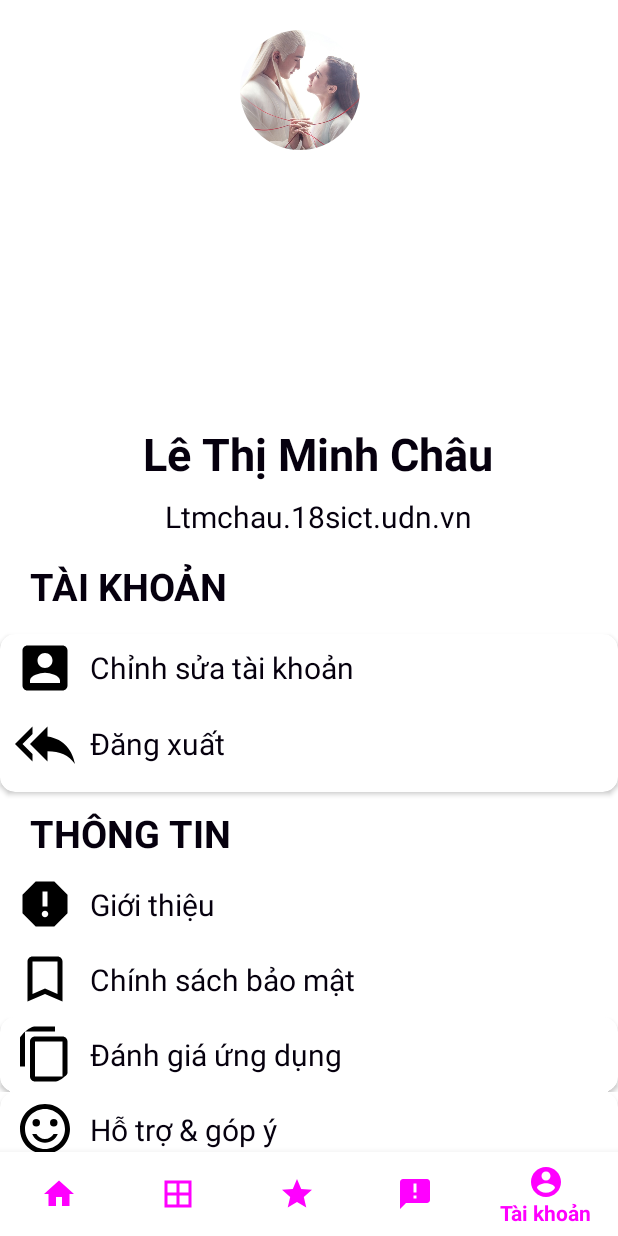
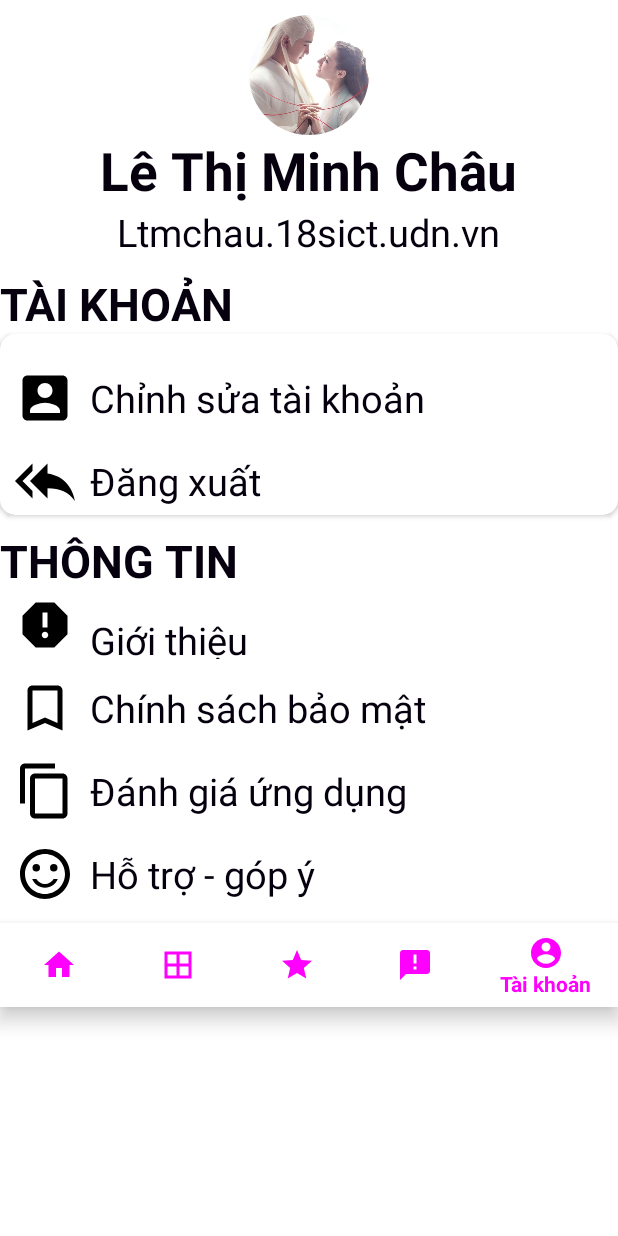
Before and after one commit to git-nguyenthithanhthuy/SanBongApp, an Android app: the Account screen opened directly, with no data from a screen before it, on a phone screen of 412 x 824 dp. Run offline under Robolectric (Android 15) with nearby library versions, the phone set to English and light mode, and no system bars; our stand-ins replace CircleImageView.

Commit message:
firt commit

```diff
--- a/app/src/main/java/com/example/sanbongmini/Account.java
+++ b/app/src/main/java/com/example/sanbongmini/Account.java
@@ -8,15 +8,9 @@ import android.widget.TextView;
 
 import androidx.annotation.NonNull;
 import androidx.appcompat.app.AppCompatActivity;
-import androidx.recyclerview.widget.DefaultItemAnimator;
-import androidx.recyclerview.widget.LinearLayoutManager;
 import androidx.recyclerview.widget.RecyclerView;
 
-import com.example.sanbongmini.Adapter.Account_Adapter;
-import com.example.sanbongmini.Model.Account_model;
 import com.google.android.material.bottomnavigation.BottomNavigationView;
-
-import java.util.ArrayList;
 
 public class Account extends AppCompatActivity {
     RecyclerView recyclerView;
@@ -24,7 +18,6 @@ public class Account extends AppCompatActivity {
     protected void onCreate(Bundle savedInstanceState) {
         super.onCreate(savedInstanceState);
         setContentView(R.layout.activity_account);
-        recyclerView = findViewById(R.id.recycthongtin);
         txtchinhsua = findViewById(R.id.chinhsua);
         txtchinhsua.setOnClickListener(new View.OnClickListener() {
             @Override
@@ -42,16 +35,7 @@ public class Account extends AppCompatActivity {
             }
         });
 
-        LinearLayoutManager layoutManager = new LinearLayoutManager(this, LinearLayoutManager.VERTICAL,false);
-        recyclerView.setLayoutManager(layoutManager);
-        recyclerView.setHasFixedSize(true);
-        recyclerView.setItemAnimator(new DefaultItemAnimator());
-        ArrayList<Account_model> account = new ArrayList<>();
-        account.add(new Account_model(R.drawable.ic_report, "Giới thiệu"));
-        account.add(new Account_model(R.drawable.ic_bookmark_border, "Chính sách bảo mật"));
-        account.add(new Account_model(R.drawable.ic_content_copy, "Đánh giá ứng dụng"));
-        account.add(new Account_model(R.drawable.ic_sentiment_satisfied, "Hỗ trợ & góp ý"));
-        recyclerView.setAdapter( new Account_Adapter(account, this));
+
 
         BottomNavigationView bottomNavigationView = findViewById(R.id.bottom_navigation);
 
--- a/app/src/main/java/com/example/sanbongmini/Adapter/Account_Adapter.java
+++ /dev/null
@@ -1,56 +0,0 @@
-package com.example.sanbongmini.Adapter;
-
-import android.content.Context;
-import android.view.LayoutInflater;
-import android.view.View;
-import android.view.ViewGroup;
-import android.widget.ImageView;
-import android.widget.TextView;
-
-import androidx.annotation.NonNull;
-import androidx.recyclerview.widget.RecyclerView;
-
-import com.example.sanbongmini.Model.Account_model;
-import com.example.sanbongmini.R;
-
-import java.util.ArrayList;
-
-public class Account_Adapter extends RecyclerView.Adapter<Account_Adapter.ViewHolder> {
-    private  ArrayList<Account_model> account;
-    Context context;
-
-    public Account_Adapter(ArrayList<Account_model> account, Context context) {
-        this.account = account;
-        this.context = context;
-    }
-
-    @NonNull
-    @Override
-    public ViewHolder onCreateViewHolder(@NonNull ViewGroup parent, int viewType) {
-        LayoutInflater layoutInflater = LayoutInflater.from(parent.getContext());
-        View itemView = layoutInflater.inflate(R.layout.item_account, parent, false);
-        return new ViewHolder(itemView);
-    }
-
-    @Override
-    public void onBindViewHolder(@NonNull ViewHolder holder, int position) {
-     holder.Hinhacc.setImageResource(account.get(position).getHinhAcc());
-     holder.Motaacc.setText(account.get(position).getMotaAcc());
-
-    }
-
-    @Override
-    public int getItemCount() {
-        return account.size();
-    }
-
-    public class ViewHolder extends RecyclerView.ViewHolder {
-        ImageView Hinhacc;
-        TextView Motaacc;
-        public ViewHolder(@NonNull View itemView) {
-            super(itemView);
-            Hinhacc = itemView.findViewById(R.id.hinhaccount);
-            Motaacc = itemView.findViewById(R.id.motaaccount);
-        }
-    }
-}
--- a/app/src/main/res/layout/activity_account.xml
+++ b/app/src/main/res/layout/activity_account.xml
@@ -1,5 +1,6 @@
 <?xml version="1.0" encoding="utf-8"?>
-<RelativeLayout
+<LinearLayout
+    android:orientation="vertical"
     xmlns:android="http://schemas.android.com/apk/res/android"
     xmlns:app="http://schemas.android.com/apk/res-auto"
     xmlns:tools="http://schemas.android.com/tools"
@@ -7,66 +8,78 @@
     android:layout_height="match_parent"
     android:background="@color/cardview_light_background"
     tools:context=".Account">
+    <LinearLayout
+        android:layout_width="match_parent"
+        android:layout_height="wrap_content"
+        android:orientation="vertical">
         <de.hdodenhof.circleimageview.CircleImageView
+            android:layout_marginTop="10dp"
             android:layout_width="80dp"
             android:layout_height="80dp"
-        android:layout_marginLeft="160dp"
-        android:layout_marginTop="20dp"
-               android:src="@drawable/chamthuongthu" />
+            android:src="@drawable/chamthuongthu"
+            android:layout_gravity="center"/>
         <TextView
             android:id="@+id/txtaccount"
             android:layout_width="wrap_content"
             android:layout_height="wrap_content"
             android:layout_above="@+id/bottom_navigation"
-        android:layout_marginLeft="95dp"
-        android:layout_marginBottom="445dp"
             android:text="Lê Thị Minh Châu"
             android:textColor="#06000E"
-        android:textSize="30sp"
-        android:textStyle="bold" />
+            android:textSize="35sp"
+            android:textStyle="bold"
+            android:layout_gravity="center"/>
         <TextView
             android:textColor="#06000E"
-        android:textSize="20sp"
+            android:textSize="25sp"
             android:id="@+id/txtaccount1"
             android:layout_width="wrap_content"
             android:layout_height="wrap_content"
             android:layout_above="@+id/bottom_navigation"
-        android:layout_marginBottom="410dp"
-        android:layout_marginLeft="110dp"
-        android:text="Ltmchau.18sict.udn.vn" />
+            android:text="Ltmchau.18sict.udn.vn"
+            android:layout_gravity="center"/>
+    </LinearLayout>
+
+    <LinearLayout
+        android:layout_marginTop="10dp"
+        android:layout_width="match_parent"
+        android:layout_height="wrap_content"
+        android:orientation="vertical">
 
         <TextView
-        android:textColor="#06000E"
-        android:layout_width="154dp"
+            android:layout_width="wrap_content"
             android:layout_height="wrap_content"
             android:layout_above="@+id/bottom_navigation"
-        android:layout_marginLeft="20dp"
-        android:layout_marginBottom="360dp"
             android:text="TÀI KHOẢN"
-        android:textSize="25dp"
+            android:textColor="#06000E"
+            android:textSize="30dp"
             android:textStyle="bold" />
 
         <androidx.cardview.widget.CardView
             android:layout_width="match_parent"
-        android:layout_height="105dp"
+            android:layout_height="wrap_content"
             android:layout_above="@+id/bottom_navigation"
-        android:layout_marginBottom="240dp"
             android:background="@color/cardview_light_background"
             app:cardCornerRadius="10dp">
+
             <LinearLayout
+                android:layout_marginTop="10dp"
+                android:layout_width="match_parent"
+                android:layout_height="wrap_content"
                 android:layout_marginLeft="10dp"
-            android:layout_width="match_parent"
-            android:layout_height="100dp"
                 android:orientation="vertical">
+
                 <LinearLayout
                     android:layout_width="match_parent"
                     android:layout_height="45dp"
+                    android:layout_marginTop="10dp"
                     android:orientation="horizontal">
+
                     <ImageView
                         android:layout_width="40dp"
                         android:layout_height="40dp"
                         android:layout_gravity="center"
                         android:src="@drawable/ic_account_box" />
+
                     <TextView
                         android:id="@+id/chinhsua"
                         android:layout_width="wrap_content"
@@ -75,19 +88,21 @@
                         android:layout_marginLeft="10dp"
                         android:text="Chỉnh sửa tài khoản"
                         android:textColor="#06000E"
-                    android:textSize="20sp" />
+                        android:textSize="25sp" />
                 </LinearLayout>
 
                 <LinearLayout
-                android:layout_marginTop="5dp"
+
                     android:layout_width="match_parent"
                     android:layout_height="45dp"
+                    android:layout_marginTop="10dp"
                     android:orientation="horizontal">
+
                     <ImageView
                         android:layout_width="40dp"
                         android:layout_height="40dp"
                         android:layout_gravity="center"
-                    android:src="@drawable/ic_reply_all"/>
+                        android:src="@drawable/ic_reply_all" />
 
                     <TextView
                         android:id="@+id/dangxuat"
@@ -97,32 +112,132 @@
                         android:layout_marginLeft="10dp"
                         android:text="Đăng xuất"
                         android:textColor="#06000E"
-                    android:textSize="20sp" />
+                        android:textSize="25sp" />
                 </LinearLayout>
             </LinearLayout>
         </androidx.cardview.widget.CardView>
+
         <TextView
-        android:textColor="#06000E"
-        android:layout_width="154dp"
+            android:layout_width="wrap_content"
             android:layout_height="wrap_content"
             android:layout_above="@+id/bottom_navigation"
-        android:layout_marginLeft="20dp"
-        android:layout_marginBottom="195dp"
+            android:layout_marginTop="10dp"
             android:text="THÔNG TIN"
-        android:textSize="25dp"
+            android:textColor="#06000E"
+            android:textSize="30dp"
             android:textStyle="bold" />
 
+        <androidx.cardview.widget.CardView
+            android:layout_width="match_parent"
+            android:layout_height="wrap_content"
+            android:layout_above="@+id/bottom_navigation"
+            android:background="@color/cardview_light_background"
+            app:cardCornerRadius="10dp">
 
-        <androidx.recyclerview.widget.RecyclerView
-            android:id="@+id/recycthongtin"
+            <LinearLayout
                 android:layout_width="match_parent"
-            android:layout_height="190dp"
-            android:layout_above="@+id/bottom_navigation"
-            android:background="@color/cardview_light_background">>
-        </androidx.recyclerview.widget.RecyclerView>
+                android:layout_height="wrap_content"
+                android:layout_marginLeft="10dp"
+                android:orientation="vertical">
 
+                <LinearLayout
+                    android:layout_width="match_parent"
+                    android:layout_height="45dp"
+                    android:orientation="horizontal">
+
+                    <ImageView
+                        android:layout_width="40dp"
+                        android:layout_height="40dp"
+                        android:layout_gravity="center"
+                        android:src="@drawable/ic_report" />
+
+                    <TextView
+                        android:id="@+id/gioithieu"
+                        android:layout_width="wrap_content"
+                        android:layout_height="wrap_content"
+                        android:layout_gravity="center"
+                        android:layout_marginLeft="10dp"
+                        android:layout_marginTop="10dp"
+                        android:text="Giới thiệu"
+                        android:textColor="#06000E"
+                        android:textSize="25sp" />
+                </LinearLayout>
+
+                <LinearLayout
+                    android:layout_width="match_parent"
+                    android:layout_height="45dp"
+                    android:layout_marginTop="10dp"
+                    android:orientation="horizontal">
+
+                    <ImageView
+                        android:layout_width="40dp"
+                        android:layout_height="40dp"
+                        android:layout_gravity="center"
+                        android:src="@drawable/ic_bookmark_border" />
+
+                    <TextView
+                        android:id="@+id/chinhsachbaomat"
+                        android:layout_width="wrap_content"
+                        android:layout_height="wrap_content"
+                        android:layout_gravity="center"
+                        android:layout_marginLeft="10dp"
+                        android:text="Chính sách bảo mật"
+                        android:textColor="#06000E"
+                        android:textSize="25sp" />
+                </LinearLayout>
+
+                <LinearLayout
+                    android:layout_width="match_parent"
+                    android:layout_height="45dp"
+                    android:layout_marginTop="10dp"
+                    android:orientation="horizontal">
+
+                    <ImageView
+                        android:layout_width="40dp"
+                        android:layout_height="40dp"
+                        android:layout_gravity="center"
+                        android:src="@drawable/ic_content_copy" />
+
+                    <TextView
+                        android:id="@+id/danhgia"
+                        android:layout_width="wrap_content"
+                        android:layout_height="wrap_content"
+                        android:layout_gravity="center"
+                        android:layout_marginLeft="10dp"
+                        android:text="Đánh giá ứng dụng"
+                        android:textColor="#06000E"
+                        android:textSize="25sp" />
+                </LinearLayout>
+
+                <LinearLayout
+                    android:layout_width="match_parent"
+                    android:layout_height="45dp"
+                    android:layout_marginTop="10dp"
+                    android:orientation="horizontal">
+
+                    <ImageView
+                        android:layout_width="40dp"
+                        android:layout_height="40dp"
+                        android:layout_gravity="center"
+                        android:src="@drawable/ic_sentiment_satisfied" />
+
+                    <TextView
+                        android:id="@+id/hotro"
+                        android:layout_width="wrap_content"
+                        android:layout_height="wrap_content"
+                        android:layout_gravity="center"
+                        android:layout_marginLeft="10dp"
+                        android:text="Hỗ trợ - góp ý"
+                        android:textColor="#06000E"
+                        android:textSize="25sp" />
+                </LinearLayout>
+            </LinearLayout>
+        </androidx.cardview.widget.CardView>
+
+    </LinearLayout>
 
     <com.google.android.material.bottomnavigation.BottomNavigationView
+        android:layout_marginTop="10dp"
         android:id="@+id/bottom_navigation"
         android:layout_width="match_parent"
         android:layout_height="wrap_content"
@@ -131,4 +246,4 @@
         app:itemIconTint="@drawable/selector"
         app:itemTextColor="@drawable/selector"
         app:menu="@menu/menu_navigation"/>
-</RelativeLayout>
+</LinearLayout>
--- a/app/src/main/res/layout/item_account.xml
+++ /dev/null
@@ -1,36 +0,0 @@
-<?xml version="1.0" encoding="utf-8"?>
-<RelativeLayout xmlns:android="http://schemas.android.com/apk/res/android"
-    xmlns:app="http://schemas.android.com/apk/res-auto"
-    xmlns:tools="http://schemas.android.com/tools"
-    android:layout_width="match_parent"
-    android:layout_height="50dp"
-    android:orientation="vertical">
-    <androidx.cardview.widget.CardView
-        android:layout_width="match_parent"
-        android:layout_height="wrap_content"
-        app:cardCornerRadius="10dp">
-        <LinearLayout
-            android:layout_marginLeft="10dp"
-            android:layout_width="match_parent"
-            android:layout_height="50dp"
-            android:orientation="horizontal">
-
-            <de.hdodenhof.circleimageview.CircleImageView
-                android:id="@+id/hinhaccount"
-                android:layout_width="40dp"
-                android:layout_height="40dp"
-                android:layout_gravity="center" />
-
-            <TextView
-                android:textColor="#06000E"
-                android:textSize="20sp"
-                android:id="@+id/motaaccount"
-                android:layout_width="match_parent"
-                android:layout_height="wrap_content"
-                android:layout_gravity="center"
-                android:layout_marginLeft="10dp"
-                android:text="hello" />
-        </LinearLayout>
-    </androidx.cardview.widget.CardView>
-
-</RelativeLayout>
```
Also changed, not shown: app/src/main/java/com/example/sanbongmini/SanBong.java (+0 -7 lines), 5 other files. Lines whose indentation alone changed are shown as unchanged.
